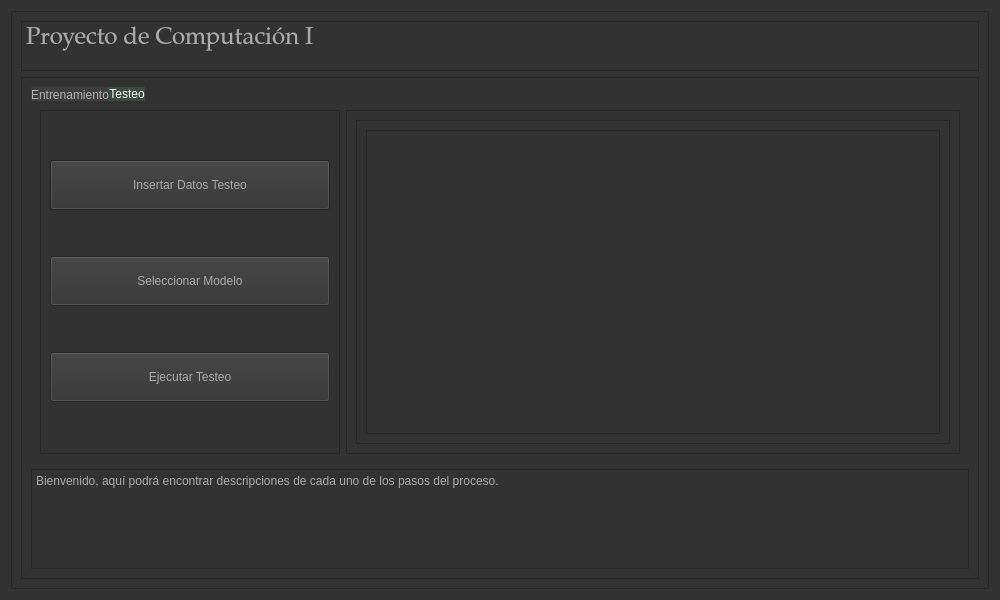
The window that main.ui (clxudiajazmin/Clasificador-de-noticias) describes before a commit, drawn with Qt 5.
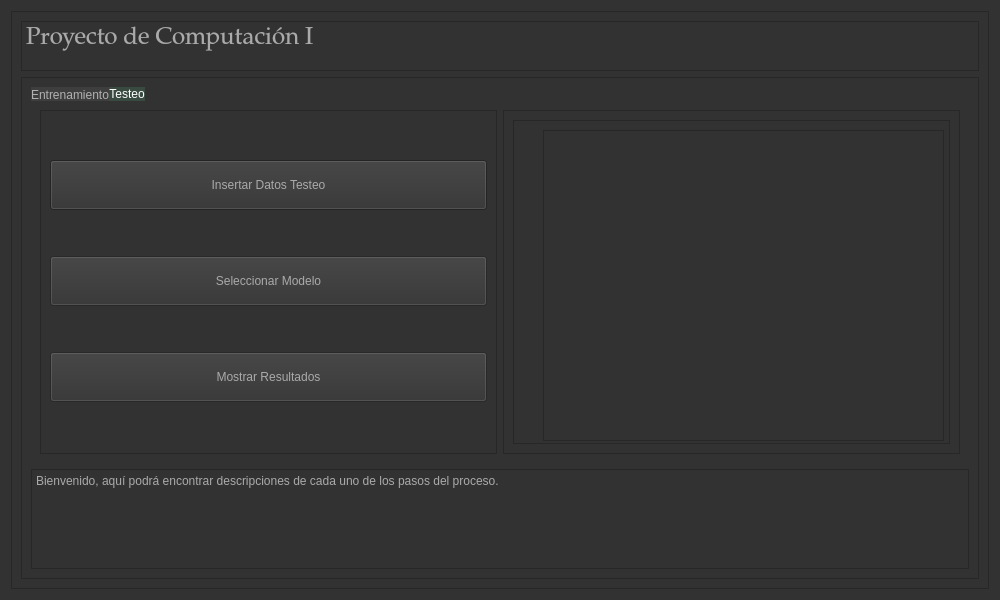
The same window after the commit. The open tabs and pages were chosen to show the change.

Commit message: sneaky peaky

```diff
--- a/main.ui
+++ b/main.ui
@@ -550,7 +550,7 @@
                    </size>
                   </property>
                   <property name="text">
-                   <string>Ejecutar Testeo</string>
+                   <string>Mostrar Resultados</string>
                   </property>
                  </widget>
                 </item>
@@ -574,11 +574,16 @@
                   <property name="frameShadow">
                    <enum>QFrame::Raised</enum>
                   </property>
-                  <layout class="QHBoxLayout" name="horizontalLayout_5">
-                   <item>
-                    <widget class="QTableWidget" name="tableWidgetshowTest"/>
-                   </item>
-                  </layout>
+                  <widget class="QTableWidget" name="tableWidgetshowTest">
+                   <property name="geometry">
+                    <rect>
+                     <x>30</x>
+                     <y>10</y>
+                     <width>401</width>
+                     <height>311</height>
+                    </rect>
+                   </property>
+                  </widget>
                  </widget>
                 </item>
                </layout>
```
Left out of the diff: 2 changed lines with no effect on the pictures. The commit also changes 1 other file.
